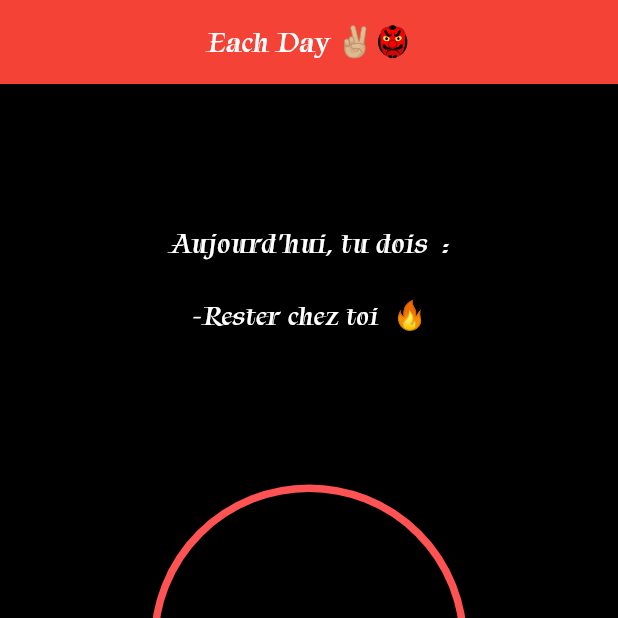
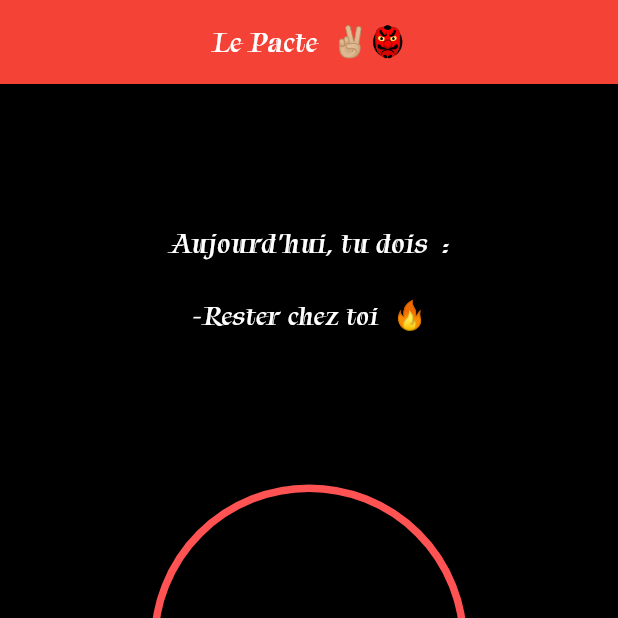
Before and after one commit to tariqanas/LE_PACTE, a Flutter app: the screen it shows after launch, on a phone screen of 412 x 824 dp, the top half of it. Run offline on Flutter 3.47's test engine with Material 2 defaults, Android fonts, the phone set to English and light mode, and no system bars; drawn by our look-alikes of circular_countdown_timer; our stand-ins replace audioplayers, camera.

Commit message:
Place buttons bottom & change name & remove back-b

```diff
--- a/lib/main.dart
+++ b/lib/main.dart
@@ -14,11 +14,11 @@ class MyApp extends StatelessWidget {
   @override
   Widget build(BuildContext context) {
     return MaterialApp(
-      title: 'Each Day',
+      title: 'Le Pacte',
       debugShowCheckedModeBanner: false,
       theme: ThemeData(scaffoldBackgroundColor: Colors.black, primarySwatch: Colors.red, fontFamily: 'Tapestry'),
       home: const HomeScreen(
-        title: 'Each Day ✌🏼👺',
+        title: 'Le Pacte  ✌🏼👺',
         streak: 0,
       ),
     );
```
Also changed, not shown: lib/services/CameraPage.dart (+11 -6 lines).
